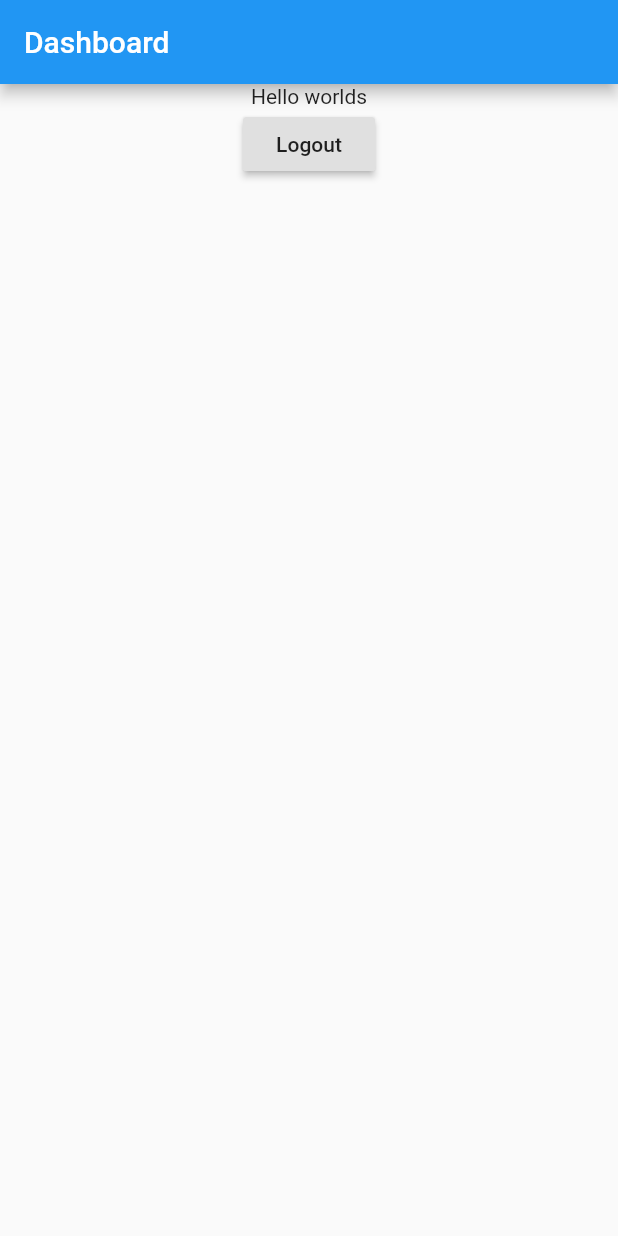
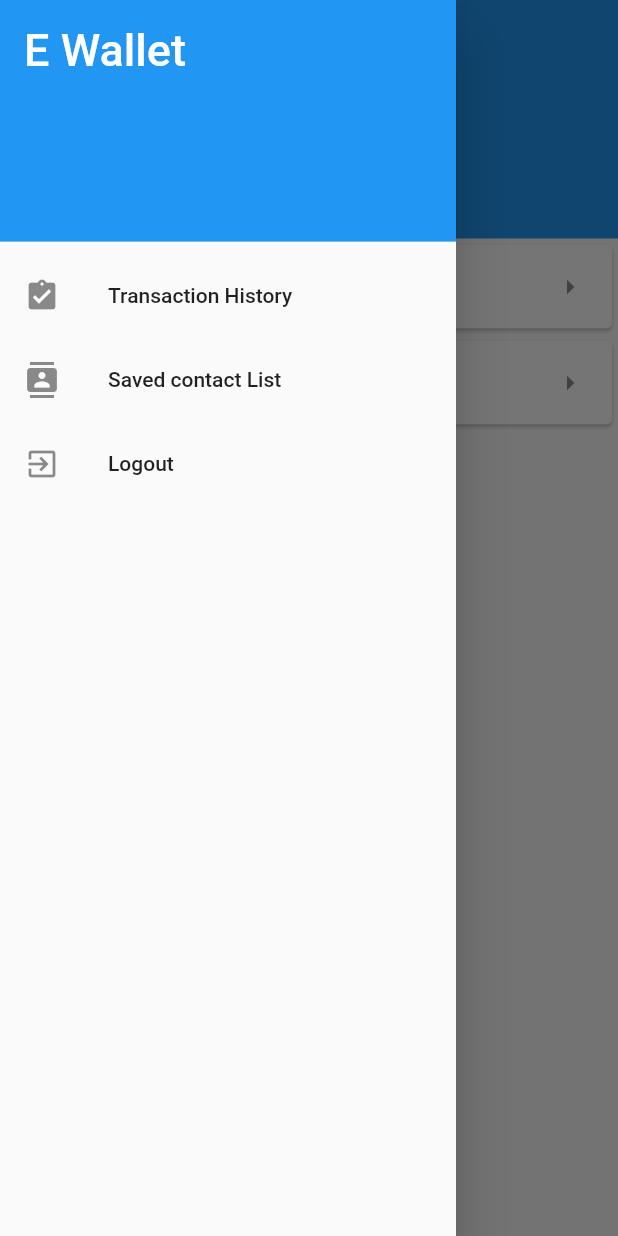
Before and after one commit to ImNeutral/e-wallet, a Flutter app: the screen it shows once a user with an empty profile is signed in, with the side drawer open (before the commit the screen has no drawer), on a phone screen of 412 x 824 dp. Run offline on Flutter 3.47's test engine with Material 2 defaults, Android fonts, the phone set to English and light mode, and no system bars; our stand-ins replace cloud_firestore, firebase_auth, firebase_core; accounts and stored records are empty.

Commit message:
Added Temporary Dashboard
Current balance
Add balance - ongoing

```diff
--- a/lib/main.dart
+++ b/lib/main.dart
@@ -1,5 +1,8 @@
+import 'package:e_wallet/models/transaction_model.dart';
 import 'package:e_wallet/models/user_model.dart';
+import 'package:e_wallet/providers/transaction_provider.dart';
 import 'package:e_wallet/providers/user_provider.dart';
+import 'package:e_wallet/screens/add_balance_screen.dart';
 import 'package:e_wallet/screens/auth_screen.dart';
 import 'package:e_wallet/screens/dashboard_screen.dart';
 import 'package:firebase_auth/firebase_auth.dart';
@@ -11,6 +14,7 @@ void main() async {
   WidgetsFlutterBinding.ensureInitialized();
   await Firebase.initializeApp();
   final UserProvider userService = new UserProvider();
+  final TransactionProvider transactionProvider = new TransactionProvider();
 
   runApp(MultiProvider(
     providers: [
@@ -18,7 +22,11 @@ void main() async {
         value: userService.streamAllUsers(),
       ),
       StreamProvider<User>.value(
-          value: FirebaseAuth.instance.authStateChanges()),
+        value: FirebaseAuth.instance.authStateChanges(),
+      ),
+      // StreamProvider<UserModel>.value(
+      //   value: userService.streamUser('Qw0YNjseGjMWJw0AOx9t'),
+      // ),
     ],
     child: MyApp(),
   ));
@@ -36,6 +44,9 @@ class MyApp extends StatelessWidget {
         visualDensity: VisualDensity.adaptivePlatformDensity,
       ),
       home: (isLoggedIn ? DashboardScreen() : AuthScreen()),
+      routes: {
+        AddBalance().routeName: (context) => AddBalance(),
+      },
     );
   }
 }
--- a/lib/models/user_model.dart
+++ b/lib/models/user_model.dart
@@ -1,19 +1,23 @@
 import 'package:cloud_firestore/cloud_firestore.dart';
 
 class UserModel {
+  final String id;
   final String firstName;
   final String lastName;
-  final String id;
+  final String email;
+  final double balance;
 
-  UserModel({this.firstName, this.lastName, this.id});
+  UserModel({this.id, this.firstName, this.lastName, this.email, this.balance});
 
   factory UserModel.fromFirestore(DocumentSnapshot doc) {
     Map data = doc.data();
-
+    var _balance = data['balance'] ?? 0;
     return UserModel(
+      id: doc.id,
       firstName: data['first_name'] ?? '',
       lastName: data['last_name'] ?? '',
-      id: doc.id,
+      email: data['email'] ?? '',
+      balance: _balance / 1.0,
     );
   }
 }
--- a/lib/providers/user_provider.dart
+++ b/lib/providers/user_provider.dart
@@ -1,7 +1,9 @@
 import 'package:cloud_firestore/cloud_firestore.dart';
 import 'package:e_wallet/models/user_model.dart';
+import 'package:firebase_auth/firebase_auth.dart';
 
 class UserProvider {
+  final FirebaseAuth _auth = FirebaseAuth.instance;
   final FirebaseFirestore _db = FirebaseFirestore.instance;
 
   // Future<User> getUser(String id) async {
@@ -23,4 +25,8 @@ class UserProvider {
     return ref.snapshots().map((usersSnap) =>
         usersSnap.docs.map((doc) => UserModel.fromFirestore(doc)).toList());
   }
+
+  Stream<UserModel> currentUser() {
+    return streamUser(_auth.currentUser.uid);
+  }
 }
--- /dev/null
+++ b/lib/screens/custom_drawer.dart
@@ -0,0 +1,52 @@
+import 'package:e_wallet/providers/auth_provider.dart';
+import 'package:flutter/material.dart';
+
+class CustomDrawer extends StatelessWidget {
+  @override
+  Widget build(BuildContext context) {
+    return Drawer(
+      child: ListView(
+        padding: EdgeInsets.zero,
+        children: <Widget>[
+          DrawerHeader(
+            child: Text(
+              'E Wallet',
+              style: TextStyle(
+                  fontSize: 30,
+                  color: Theme.of(context).primaryTextTheme.bodyText1.color),
+            ),
+            decoration: BoxDecoration(
+              color: Colors.blue,
+            ),
+          ),
+          ListTile(
+            title: Text('Transaction History'),
+            leading: Icon(Icons.assignment_turned_in),
+            onTap: () {
+              Navigator.pop(context);
+              // Update the state of the app.
+              // ...
+            },
+          ),
+          ListTile(
+            title: Text('Saved contact List'),
+            leading: Icon(Icons.contacts),
+            onTap: () {
+              Navigator.pop(context);
+              // Update the state of the app.
+              // ...
+            },
+          ),
+          ListTile(
+            title: Text('Logout'),
+            leading: Icon(Icons.exit_to_app),
+            onTap: () {
+              Navigator.pop(context);
+              AuthProvider().logout();
+            },
+          ),
+        ],
+      ),
+    );
+  }
+}
--- a/lib/screens/dashboard_screen.dart
+++ b/lib/screens/dashboard_screen.dart
@@ -1,4 +1,6 @@
-import 'package:e_wallet/providers/auth_provider.dart';
+import 'package:e_wallet/screens/add_balance_screen.dart';
+import 'package:e_wallet/screens/custom_drawer.dart';
+import 'package:e_wallet/widgets/dashboard/current_balance.dart';
 import 'package:flutter/cupertino.dart';
 import 'package:flutter/material.dart';
 
@@ -8,17 +10,33 @@ class DashboardScreen extends StatelessWidget {
     return Scaffold(
       appBar: AppBar(
         title: Text('Dashboard'),
+        elevation: 0,
       ),
+      drawer: CustomDrawer(),
       body: CustomPaint(
         child: Container(
           height: double.infinity,
           width: double.infinity,
           child: Column(
             children: [
-              Text('Hello worlds'),
-              RaisedButton(
-                onPressed: () => AuthProvider().logout(),
-                child: Text('Logout'),
+              CurrentBalance(),
+              Card(
+                child: ListTile(
+                  title: Text('Add Balance'),
+                  leading: Icon(Icons.add),
+                  trailing: Icon(Icons.arrow_right),
+                  onTap: () {
+                    Navigator.pushNamed(context, AddBalance().routeName);
+                  },
+                ),
+              ),
+              Card(
+                child: ListTile(
+                  title: Text('Pay'),
+                  leading: Icon(Icons.payment),
+                  trailing: Icon(Icons.arrow_right),
+                  onTap: () {},
+                ),
               ),
             ],
           ),
--- a/lib/widgets/auth/auth_form.dart
+++ b/lib/widgets/auth/auth_form.dart
@@ -160,6 +160,5 @@ class _AuthFormState extends State<AuthForm> {
         isLoading = _isLoading;
       });
     }
-    ;
   }
 }
--- /dev/null
+++ b/lib/widgets/dashboard/current_balance.dart
@@ -0,0 +1,71 @@
+import 'package:e_wallet/models/user_model.dart';
+import 'package:e_wallet/providers/user_provider.dart';
+import 'package:flutter/material.dart';
+import 'package:intl/intl.dart';
+
+class CurrentBalance extends StatelessWidget {
+  final oCcy = new NumberFormat("#,##0.00", "en_US");
+
+  @override
+  Widget build(BuildContext context) {
+    return Center(
+      child: new AspectRatio(
+        aspectRatio: 100 / 25,
+        child: new Container(
+          decoration: new BoxDecoration(
+            shape: BoxShape.rectangle,
+            color: Theme.of(context).colorScheme.primary,
+          ),
+          child: Center(
+            child: Column(
+              children: [
+                Row(
+                  mainAxisAlignment: MainAxisAlignment.center,
+                  children: [
+                    Text(
+                      'Php',
+                      style: TextStyle(
+                          color: Theme.of(context)
+                              .primaryTextTheme
+                              .bodyText1
+                              .color),
+                    ),
+                    StreamBuilder<UserModel>(
+                      stream: UserProvider().currentUser(),
+                      builder: (context, snapshot) {
+                        var user = snapshot.data;
+                        if (user != null) {
+                          return Text(
+                            oCcy.format(user.balance),
+                            style: TextStyle(
+                                fontSize: 40,
+                                fontWeight: FontWeight.bold,
+                                color: Theme.of(context)
+                                    .primaryTextTheme
+                                    .bodyText1
+                                    .color),
+                          );
+                        } else {
+                          return Text('0');
+                        }
+                      },
+                    ),
+                  ],
+                ),
+                Container(
+                  margin: EdgeInsets.only(top: 20),
+                  child: Text(
+                    'Available Balance',
+                    style: TextStyle(
+                        color:
+                            Theme.of(context).primaryTextTheme.bodyText1.color),
+                  ),
+                )
+              ],
+            ),
+          ),
+        ),
+      ),
+    );
+  }
+}
```
Also changed, not shown: lib/models/transaction_model.dart (added, +23 -0 lines), lib/providers/auth_provider.dart (+5 -4 lines), lib/providers/transaction_provider.dart (added, +13 -0 lines), lib/screens/add_balance_screen.dart (added, +87 -0 lines), lib/validators/add_balance_validator.dart (added, +17 -0 lines), 1 other file.
